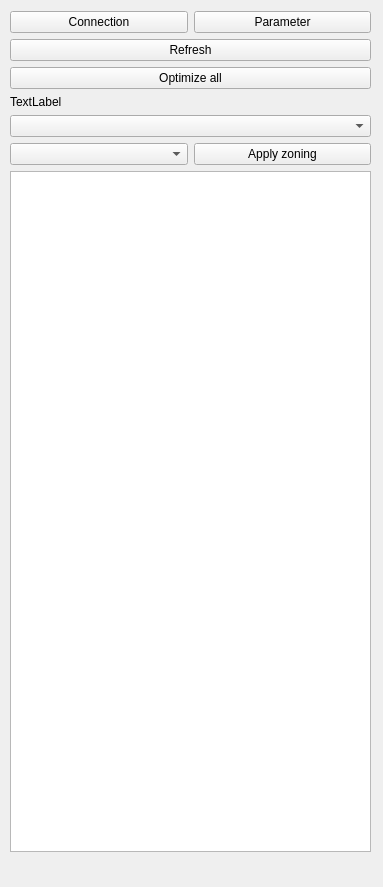
Mapotempo/mapotempo-qgis-plugin, file widget_base.ui: the form before one commit.
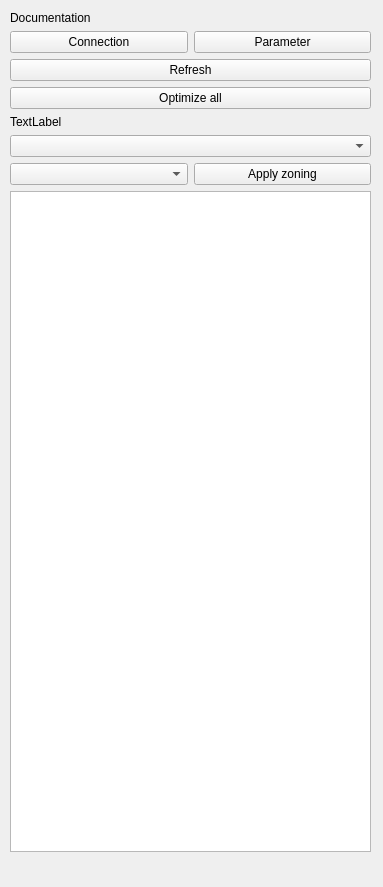
The form after the commit.

Diff of the .ui file:
```diff
--- a/widget_base.ui
+++ b/widget_base.ui
@@ -24,6 +24,13 @@
      </rect>
     </property>
     <layout class="QVBoxLayout" name="verticalLayout">
+     <item>
+      <widget class="QLabel" name="label">
+       <property name="text">
+        <string>Documentation</string>
+       </property>
+      </widget>
+     </item>
      <item>
       <layout class="QHBoxLayout" name="horizontalLayout_2">
        <item>
```
